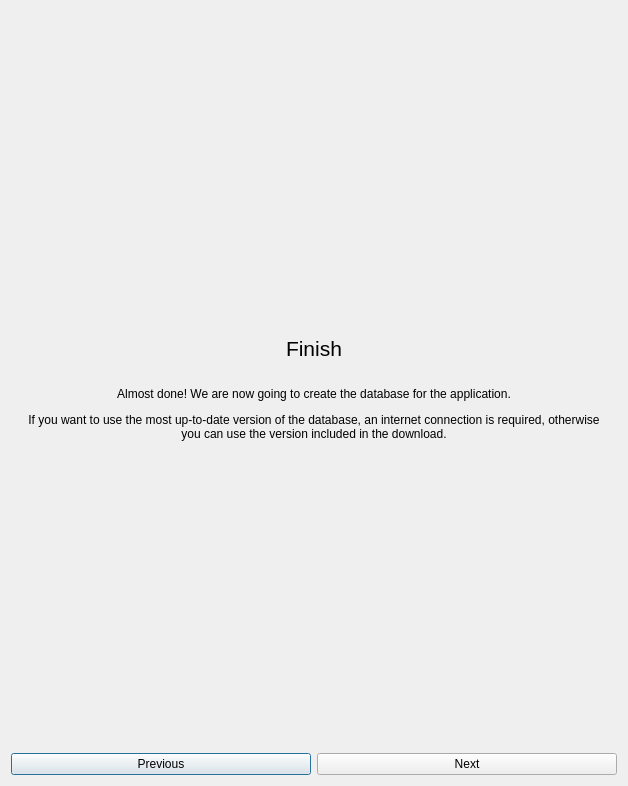
Before: the Qt Designer form src/gui/dialogues/firstrundialog.ui in fiffty-50/openPilotLog, drawn with Qt 5.
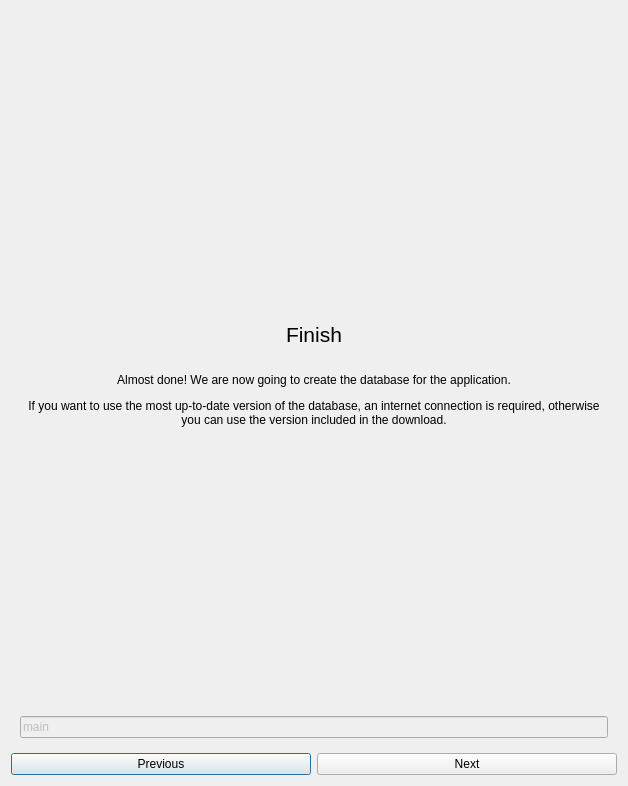
After: the same form once the commit is applied. The open tabs and pages were chosen to show the change.

Diff of the .ui file:
```diff
--- a/src/gui/dialogues/firstrundialog.ui
+++ b/src/gui/dialogues/firstrundialog.ui
@@ -836,6 +836,16 @@
          </property>
         </widget>
        </item>
+       <item row="2" column="0">
+        <widget class="QLineEdit" name="branchLineEdit">
+         <property name="enabled">
+          <bool>false</bool>
+         </property>
+         <property name="text">
+          <string>main</string>
+         </property>
+        </widget>
+       </item>
       </layout>
      </widget>
     </widget>
```
Left out of the diff: 2 changed lines with no effect on the pictures.
